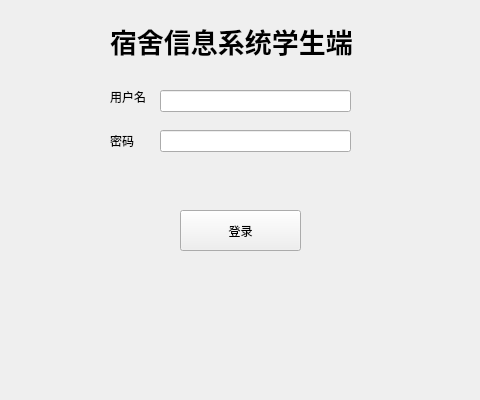
Above: studentlogin.ui from etoile-lune/studentside before the change; both pictures show x 90 to 570 and y 0 to 400 of the 800 by 600 pixel window. Below: the same form after it.
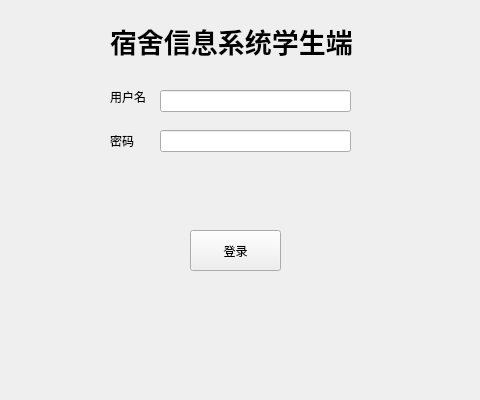
That is the form after the change.

What changed in the file:
```diff
--- a/studentlogin.ui
+++ b/studentlogin.ui
@@ -36,19 +36,6 @@
     </rect>
    </property>
   </widget>
-  <widget class="QPushButton" name="LoginButton">
-   <property name="geometry">
-    <rect>
-     <x>270</x>
-     <y>210</y>
-     <width>121</width>
-     <height>41</height>
-    </rect>
-   </property>
-   <property name="text">
-    <string>登录</string>
-   </property>
-  </widget>
   <widget class="QLineEdit" name="PasswordLineEdit">
    <property name="geometry">
     <rect>
@@ -100,6 +87,19 @@
     <string>密码</string>
    </property>
   </widget>
+  <widget class="QPushButton" name="LoginButton">
+   <property name="geometry">
+    <rect>
+     <x>280</x>
+     <y>230</y>
+     <width>91</width>
+     <height>41</height>
+    </rect>
+   </property>
+   <property name="text">
+    <string>登录</string>
+   </property>
+  </widget>
  </widget>
  <resources/>
  <connections/>
```
